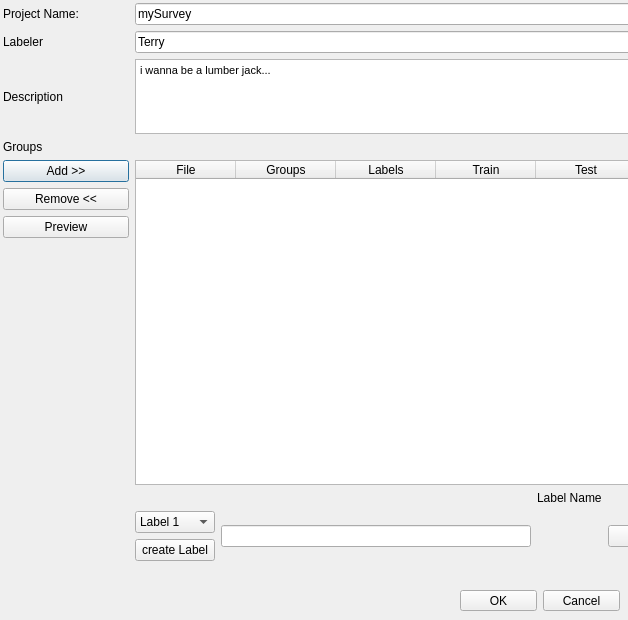
Before: the Qt Designer form gui/dlgProject.ui in ilastik/ilastik-0.5, drawn with Qt 5.
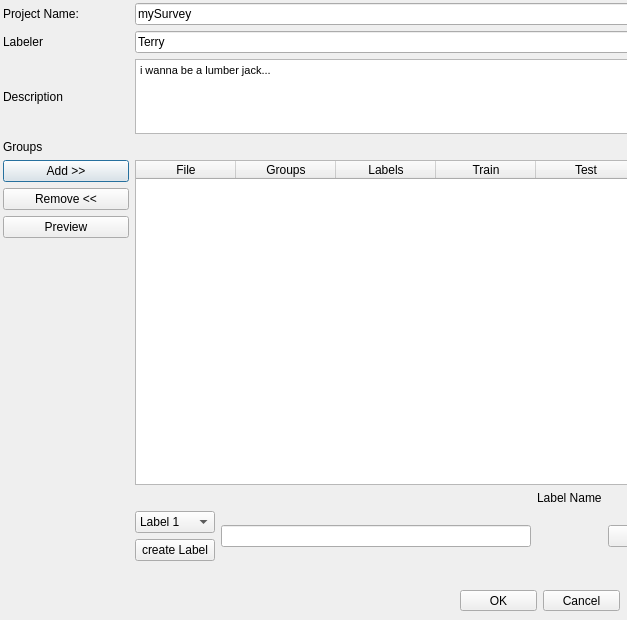
After: the same form once the commit is applied. Icons and pictures are not drawn.

Commit message: included ListItem in Ribbons, coming from features

What changed in the file:
```diff
--- a/gui/dlgProject.ui
+++ b/gui/dlgProject.ui
@@ -9,7 +9,7 @@
    <rect>
     <x>0</x>
     <y>0</y>
-    <width>628</width>
+    <width>627</width>
     <height>620</height>
    </rect>
   </property>
```
The commit also changes 2 other files.
